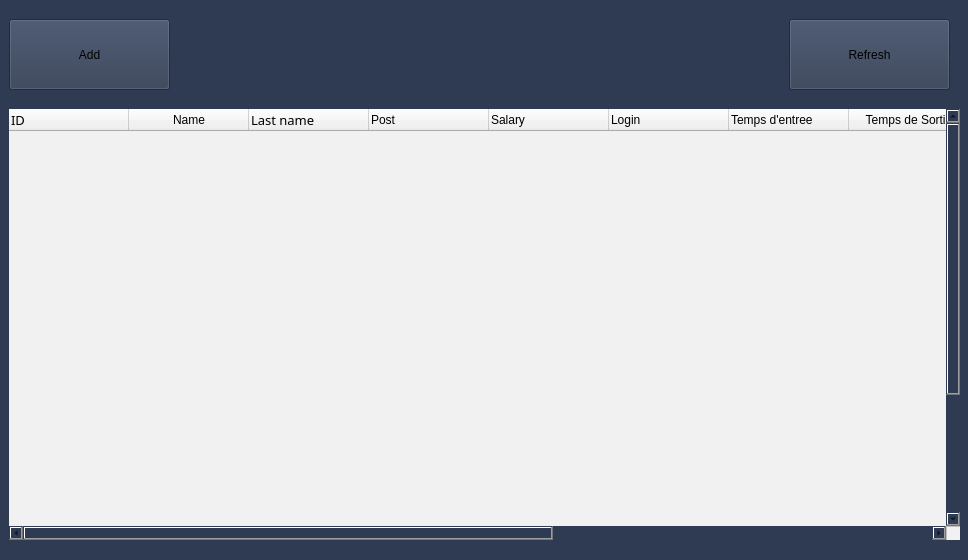
Old version of the form employee.ui in the repository HyperDarkmoon/TVEmpire.
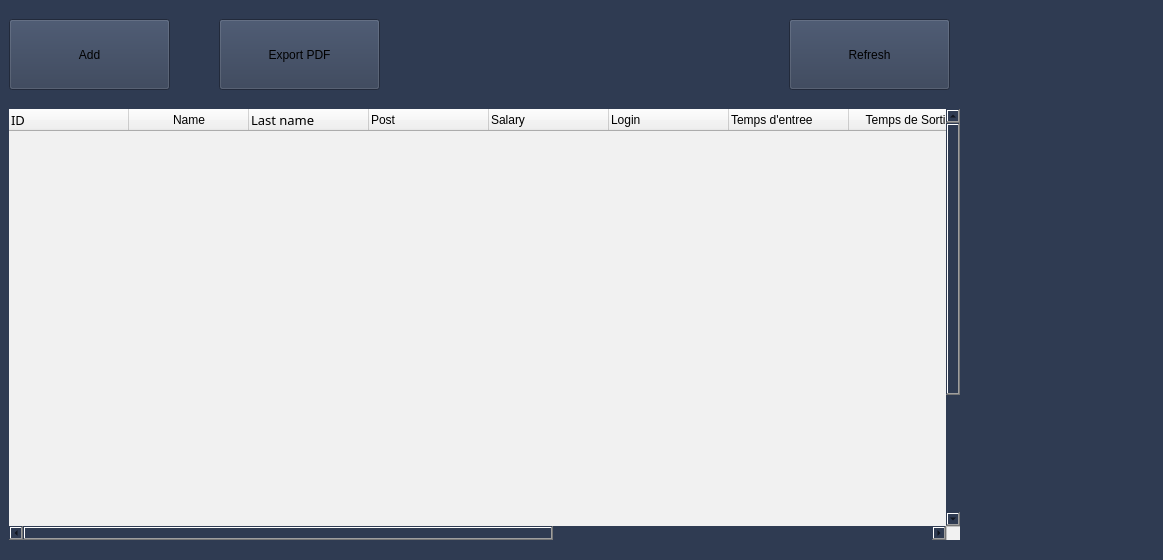
New version of the form. Icons and pictures are not drawn.

Commit message: pdf export added

Diff of the .ui file:
```diff
--- a/employee.ui
+++ b/employee.ui
@@ -6,7 +6,7 @@
    <rect>
     <x>0</x>
     <y>0</y>
-    <width>968</width>
+    <width>1163</width>
     <height>560</height>
    </rect>
   </property>
@@ -463,7 +463,7 @@
     <rect>
      <x>-1</x>
      <y>-1</y>
-     <width>971</width>
+     <width>1171</width>
      <height>561</height>
     </rect>
    </property>
@@ -1776,6 +1776,471 @@
      </size>
     </property>
    </widget>
+   <widget class="QPushButton" name="add_btn_4">
+    <property name="geometry">
+     <rect>
+      <x>220</x>
+      <y>20</y>
+      <width>161</width>
+      <height>71</height>
+     </rect>
+    </property>
+    <property name="palette">
+     <palette>
+      <active>
+       <colorrole role="WindowText">
+        <brush brushstyle="SolidPattern">
+         <color alpha="255">
+          <red>0</red>
+          <green>0</green>
+          <blue>0</blue>
+         </color>
+        </brush>
+       </colorrole>
+       <colorrole role="Button">
+        <brush brushstyle="SolidPattern">
+         <color alpha="255">
+          <red>47</red>
+          <green>59</green>
+          <blue>82</blue>
+         </color>
+        </brush>
+       </colorrole>
+       <colorrole role="Light">
+        <brush brushstyle="SolidPattern">
+         <color alpha="255">
+          <red>255</red>
+          <green>255</green>
+          <blue>255</blue>
+         </color>
+        </brush>
+       </colorrole>
+       <colorrole role="Midlight">
+        <brush brushstyle="SolidPattern">
+         <color alpha="255">
+          <red>255</red>
+          <green>255</green>
+          <blue>255</blue>
+         </color>
+        </brush>
+       </colorrole>
+       <colorrole role="Dark">
+        <brush brushstyle="SolidPattern">
+         <color alpha="255">
+          <red>127</red>
+          <green>127</green>
+          <blue>127</blue>
+         </color>
+        </brush>
+       </colorrole>
+       <colorrole role="Mid">
+        <brush brushstyle="SolidPattern">
+         <color alpha="255">
+          <red>170</red>
+          <green>170</green>
+          <blue>170</blue>
+         </color>
+        </brush>
+       </colorrole>
+       <colorrole role="Text">
+        <brush brushstyle="SolidPattern">
+         <color alpha="255">
+          <red>0</red>
+          <green>0</green>
+          <blue>0</blue>
+         </color>
+        </brush>
+       </colorrole>
+       <colorrole role="BrightText">
+        <brush brushstyle="SolidPattern">
+         <color alpha="255">
+          <red>255</red>
+          <green>255</green>
+          <blue>255</blue>
+         </color>
+        </brush>
+       </colorrole>
+       <colorrole role="ButtonText">
+        <brush brushstyle="SolidPattern">
+         <color alpha="255">
+          <red>0</red>
+          <green>0</green>
+          <blue>0</blue>
+         </color>
+        </brush>
+       </colorrole>
+       <colorrole role="Base">
+        <brush brushstyle="SolidPattern">
+         <color alpha="255">
+          <red>47</red>
+          <green>59</green>
+          <blue>82</blue>
+         </color>
+        </brush>
+       </colorrole>
+       <colorrole role="Window">
+        <brush brushstyle="SolidPattern">
+         <color alpha="255">
+          <red>47</red>
+          <green>59</green>
+          <blue>82</blue>
+         </color>
+        </brush>
+       </colorrole>
+       <colorrole role="Shadow">
+        <brush brushstyle="SolidPattern">
+         <color alpha="255">
+          <red>0</red>
+          <green>0</green>
+          <blue>0</blue>
+         </color>
+        </brush>
+       </colorrole>
+       <colorrole role="AlternateBase">
+        <brush brushstyle="SolidPattern">
+         <color alpha="255">
+          <red>255</red>
+          <green>255</green>
+          <blue>255</blue>
+         </color>
+        </brush>
+       </colorrole>
+       <colorrole role="ToolTipBase">
+        <brush brushstyle="SolidPattern">
+         <color alpha="255">
+          <red>255</red>
+          <green>255</green>
+          <blue>220</blue>
+         </color>
+        </brush>
+       </colorrole>
+       <colorrole role="ToolTipText">
+        <brush brushstyle="SolidPattern">
+         <color alpha="255">
+          <red>0</red>
+          <green>0</green>
+          <blue>0</blue>
+         </color>
+        </brush>
+       </colorrole>
+       <colorrole role="PlaceholderText">
+        <brush brushstyle="SolidPattern">
+         <color alpha="128">
+          <red>0</red>
+          <green>0</green>
+          <blue>0</blue>
+         </color>
+        </brush>
+       </colorrole>
+      </active>
+      <inactive>
+       <colorrole role="WindowText">
+        <brush brushstyle="SolidPattern">
+         <color alpha="255">
+          <red>0</red>
+          <green>0</green>
+          <blue>0</blue>
+         </color>
+        </brush>
+       </colorrole>
+       <colorrole role="Button">
+        <brush brushstyle="SolidPattern">
+         <color alpha="255">
+          <red>47</red>
+          <green>59</green>
+          <blue>82</blue>
+         </color>
+        </brush>
+       </colorrole>
+       <colorrole role="Light">
+        <brush brushstyle="SolidPattern">
+         <color alpha="255">
+          <red>255</red>
+          <green>255</green>
+          <blue>255</blue>
+         </color>
+        </brush>
+       </colorrole>
+       <colorrole role="Midlight">
+        <brush brushstyle="SolidPattern">
+         <color alpha="255">
+          <red>255</red>
+          <green>255</green>
+          <blue>255</blue>
+         </color>
+        </brush>
+       </colorrole>
+       <colorrole role="Dark">
+        <brush brushstyle="SolidPattern">
+         <color alpha="255">
+          <red>127</red>
+          <green>127</green>
+          <blue>127</blue>
+         </color>
+        </brush>
+       </colorrole>
+       <colorrole role="Mid">
+        <brush brushstyle="SolidPattern">
+         <color alpha="255">
+          <red>170</red>
+          <green>170</green>
+          <blue>170</blue>
+         </color>
+        </brush>
+       </colorrole>
+       <colorrole role="Text">
+        <brush brushstyle="SolidPattern">
+         <color alpha="255">
+          <red>0</red>
+          <green>0</green>
+          <blue>0</blue>
+         </color>
+        </brush>
+       </colorrole>
+       <colorrole role="BrightText">
+        <brush brushstyle="SolidPattern">
+         <color alpha="255">
+          <red>255</red>
+          <green>255</green>
+          <blue>255</blue>
+         </color>
+        </brush>
+       </colorrole>
+       <colorrole role="ButtonText">
+        <brush brushstyle="SolidPattern">
+         <color alpha="255">
+          <red>0</red>
+          <green>0</green>
+          <blue>0</blue>
+         </color>
+        </brush>
+       </colorrole>
+       <colorrole role="Base">
+        <brush brushstyle="SolidPattern">
+         <color alpha="255">
+          <red>47</red>
+          <green>59</green>
+          <blue>82</blue>
+         </color>
+        </brush>
+       </colorrole>
+       <colorrole role="Window">
+        <brush brushstyle="SolidPattern">
+         <color alpha="255">
+          <red>47</red>
+          <green>59</green>
+          <blue>82</blue>
+         </color>
+        </brush>
+       </colorrole>
+       <colorrole role="Shadow">
+        <brush brushstyle="SolidPattern">
+         <color alpha="255">
+          <red>0</red>
+          <green>0</green>
+          <blue>0</blue>
+         </color>
+        </brush>
+       </colorrole>
+       <colorrole role="AlternateBase">
+        <brush brushstyle="SolidPattern">
+         <color alpha="255">
+          <red>255</red>
+          <green>255</green>
+          <blue>255</blue>
+         </color>
+        </brush>
+       </colorrole>
+       <colorrole role="ToolTipBase">
+        <brush brushstyle="SolidPattern">
+         <color alpha="255">
+          <red>255</red>
+          <green>255</green>
+          <blue>220</blue>
+         </color>
+        </brush>
+       </colorrole>
+       <colorrole role="ToolTipText">
+        <brush brushstyle="SolidPattern">
+         <color alpha="255">
+          <red>0</red>
+          <green>0</green>
+          <blue>0</blue>
+         </color>
+        </brush>
+       </colorrole>
+       <colorrole role="PlaceholderText">
+        <brush brushstyle="SolidPattern">
+         <color alpha="128">
+          <red>0</red>
+          <green>0</green>
+          <blue>0</blue>
+         </color>
+        </brush>
+       </colorrole>
+      </inactive>
+      <disabled>
+       <colorrole role="WindowText">
+        <brush brushstyle="SolidPattern">
+         <color alpha="255">
+          <red>127</red>
+          <green>127</green>
+          <blue>127</blue>
+         </color>
+        </brush>
+       </colorrole>
+       <colorrole role="Button">
+        <brush brushstyle="SolidPattern">
+         <color alpha="255">
+          <red>47</red>
+          <green>59</green>
+          <blue>82</blue>
+         </color>
+        </brush>
+       </colorrole>
+       <colorrole role="Light">
+        <brush brushstyle="SolidPattern">
+         <color alpha="255">
+          <red>255</red>
+          <green>255</green>
+          <blue>255</blue>
+         </color>
+        </brush>
+       </colorrole>
+       <colorrole role="Midlight">
+        <brush brushstyle="SolidPattern">
+         <color alpha="255">
+          <red>255</red>
+          <green>255</green>
+          <blue>255</blue>
+         </color>
+        </brush>
+       </colorrole>
+       <colorrole role="Dark">
+        <brush brushstyle="SolidPattern">
+         <color alpha="255">
+          <red>127</red>
+          <green>127</green>
+          <blue>127</blue>
+         </color>
+        </brush>
+       </colorrole>
+       <colorrole role="Mid">
+        <brush brushstyle="SolidPattern">
+         <color alpha="255">
+          <red>170</red>
+          <green>170</green>
+          <blue>170</blue>
+         </color>
+        </brush>
+       </colorrole>
+       <colorrole role="Text">
+        <brush brushstyle="SolidPattern">
+         <color alpha="255">
+          <red>127</red>
+          <green>127</green>
+          <blue>127</blue>
+         </color>
+        </brush>
+       </colorrole>
+       <colorrole role="BrightText">
+        <brush brushstyle="SolidPattern">
+         <color alpha="255">
+          <red>255</red>
+          <green>255</green>
+          <blue>255</blue>
+         </color>
+        </brush>
+       </colorrole>
+       <colorrole role="ButtonText">
+        <brush brushstyle="SolidPattern">
+         <color alpha="255">
+          <red>127</red>
+          <green>127</green>
+          <blue>127</blue>
+         </color>
+        </brush>
+       </colorrole>
+       <colorrole role="Base">
+        <brush brushstyle="SolidPattern">
+         <color alpha="255">
+          <red>47</red>
+          <green>59</green>
+          <blue>82</blue>
+         </color>
+        </brush>
+       </colorrole>
+       <colorrole role="Window">
+        <brush brushstyle="SolidPattern">
+         <color alpha="255">
+          <red>47</red>
+          <green>59</green>
+          <blue>82</blue>
+         </color>
+        </brush>
+       </colorrole>
+       <colorrole role="Shadow">
+        <brush brushstyle="SolidPattern">
+         <color alpha="255">
+          <red>0</red>
+          <green>0</green>
+          <blue>0</blue>
+         </color>
+        </brush>
+       </colorrole>
+       <colorrole role="AlternateBase">
+        <brush brushstyle="SolidPattern">
+         <color alpha="255">
+          <red>255</red>
+          <green>255</green>
+          <blue>255</blue>
+         </color>
+        </brush>
+       </colorrole>
+       <colorrole role="ToolTipBase">
+        <brush brushstyle="SolidPattern">
+         <color alpha="255">
+          <red>255</red>
+          <green>255</green>
+          <blue>220</blue>
+         </color>
+        </brush>
+       </colorrole>
+       <colorrole role="ToolTipText">
+        <brush brushstyle="SolidPattern">
+         <color alpha="255">
+          <red>0</red>
+          <green>0</green>
+          <blue>0</blue>
+         </color>
+        </brush>
+       </colorrole>
+       <colorrole role="PlaceholderText">
+        <brush brushstyle="SolidPattern">
+         <color alpha="128">
+          <red>0</red>
+          <green>0</green>
+          <blue>0</blue>
+         </color>
+        </brush>
+       </colorrole>
+      </disabled>
+     </palette>
+    </property>
+    <property name="text">
+     <string>Export PDF</string>
+    </property>
+    <property name="icon">
+     <iconset>
+      <normaloff>../../../Desktop/#017_Students information system/icons/add.svg</normaloff>../../../Desktop/#017_Students information system/icons/add.svg</iconset>
+    </property>
+    <property name="iconSize">
+     <size>
+      <width>20</width>
+      <height>20</height>
+     </size>
+    </property>
+   </widget>
   </widget>
  </widget>
  <resources/>
```
The commit also changes 11 other files.
